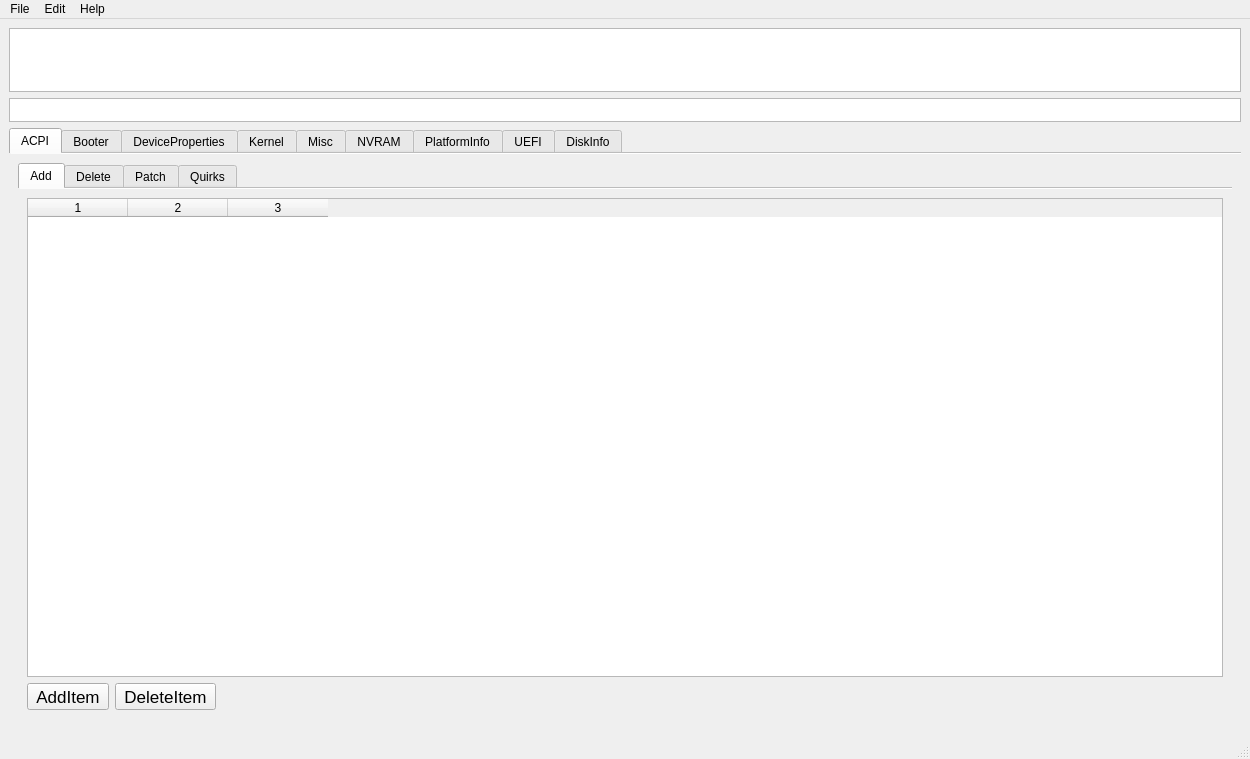
Before: the Qt Designer form mainwindow.ui in ic005k/OCAuxiliaryTools, drawn with Qt 5.
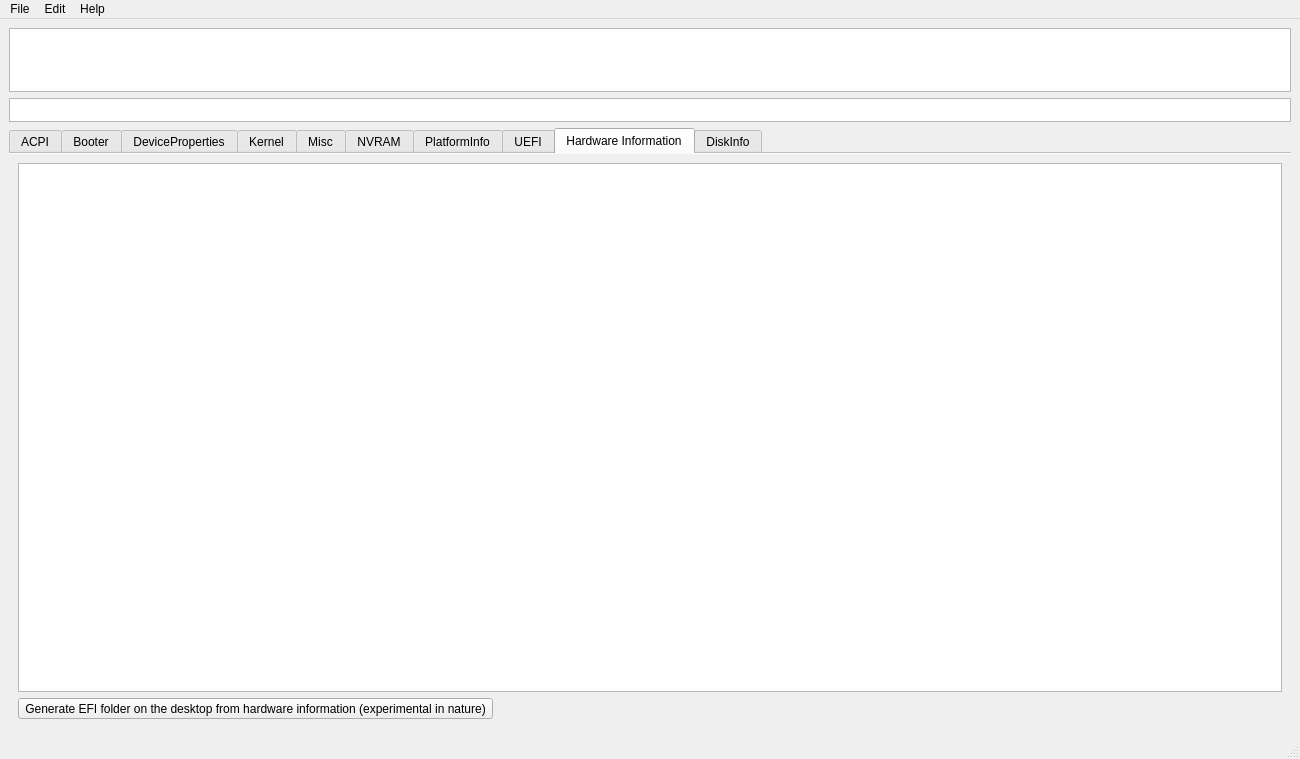
After: the same form once the commit is applied. Icons and pictures are not drawn.

Diff of the .ui file:
```diff
--- a/mainwindow.ui
+++ b/mainwindow.ui
@@ -6,7 +6,7 @@
    <rect>
     <x>0</x>
     <y>0</y>
-    <width>1250</width>
+    <width>1300</width>
     <height>759</height>
    </rect>
   </property>
@@ -57,7 +57,7 @@
        <enum>QTabWidget::Rounded</enum>
       </property>
       <property name="currentIndex">
-       <number>0</number>
+       <number>8</number>
       </property>
       <property name="iconSize">
        <size>
@@ -7132,6 +7132,23 @@
         </item>
        </layout>
       </widget>
+      <widget class="QWidget" name="tab_42">
+       <attribute name="title">
+        <string>Hardware Information</string>
+       </attribute>
+       <layout class="QGridLayout" name="gridLayout_69">
+        <item row="0" column="0">
+         <widget class="QListWidget" name="listHardwareInfo"/>
+        </item>
+        <item row="1" column="0">
+         <widget class="QToolButton" name="btnGenerateFromHardware">
+          <property name="text">
+           <string>Generate EFI folder on the desktop from hardware information (experimental in nature)</string>
+          </property>
+         </widget>
+        </item>
+       </layout>
+      </widget>
       <widget class="QWidget" name="tab_36">
        <attribute name="title">
         <string>DiskInfo</string>
@@ -7151,7 +7168,7 @@
     <rect>
      <x>0</x>
      <y>0</y>
-     <width>1250</width>
+     <width>1300</width>
      <height>24</height>
     </rect>
    </property>
```
